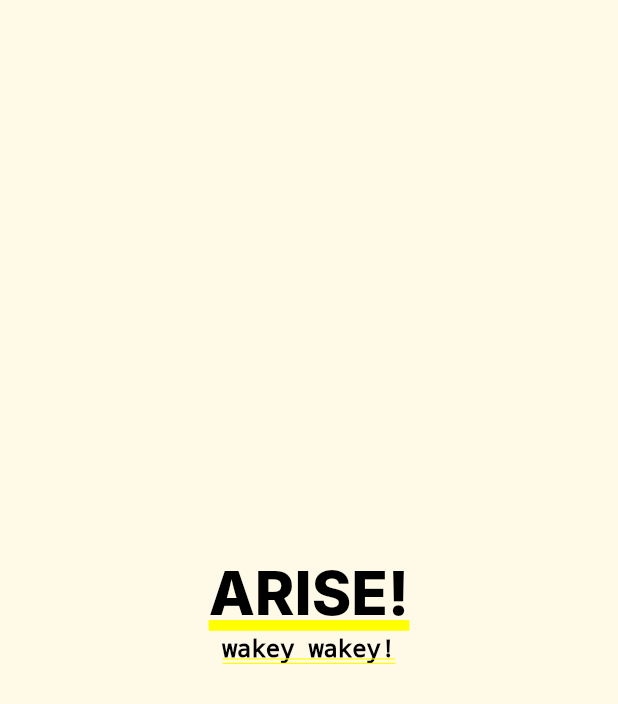
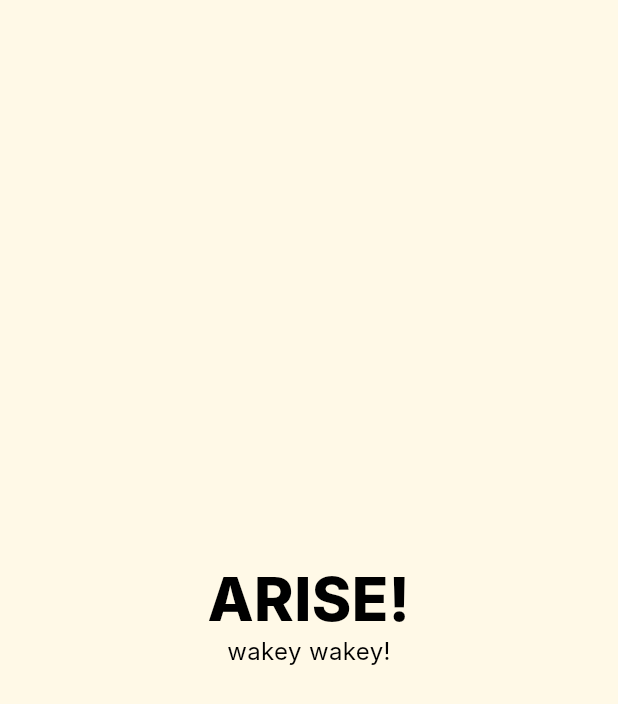
Before and after one commit to AndrewP77/ARISE, a Flutter app: the first screen one second after launch, on a phone screen of 412 x 824 dp. Shown: the top 704 px of the screen. Run offline on Flutter 3.47's test engine with Material 2 defaults, Android fonts, the light colour scheme and no system bars; our stand-ins replace audioplayers, avatar_glow, flutter_time_picker_spinner, geolocator, simple_circular_progress_bar, speech_to_text and 3 more; missing offline and left inert: light; accounts and stored records are empty; Roboto replaces fonts that are missing (Inter).

Commit message:
Fixed yellow underline in splash screen

```diff
--- a/lib/TitleScreen.dart
+++ b/lib/TitleScreen.dart
@@ -30,12 +30,13 @@ class _TitleScreen extends State<TitleScreen> {
 
   @override
   Widget build(BuildContext context) {
-    return Container(
+    return Scaffold(
+        body: Container(
             color: const Color(0xfffff9e7),
             child: Column(
-          mainAxisSize: MainAxisSize.min,
+              mainAxisSize: MainAxisSize.max,
               mainAxisAlignment: MainAxisAlignment.center,
-          crossAxisAlignment: CrossAxisAlignment.center,
+              crossAxisAlignment: CrossAxisAlignment.stretch,
               children: const [
                 SizedBox(
                   width: 294,
@@ -64,6 +65,6 @@ class _TitleScreen extends State<TitleScreen> {
                   ),
                 ),
               ],
-        ));
+            )));
   }
 }
```
Lines whose indentation alone changed are shown as unchanged.
